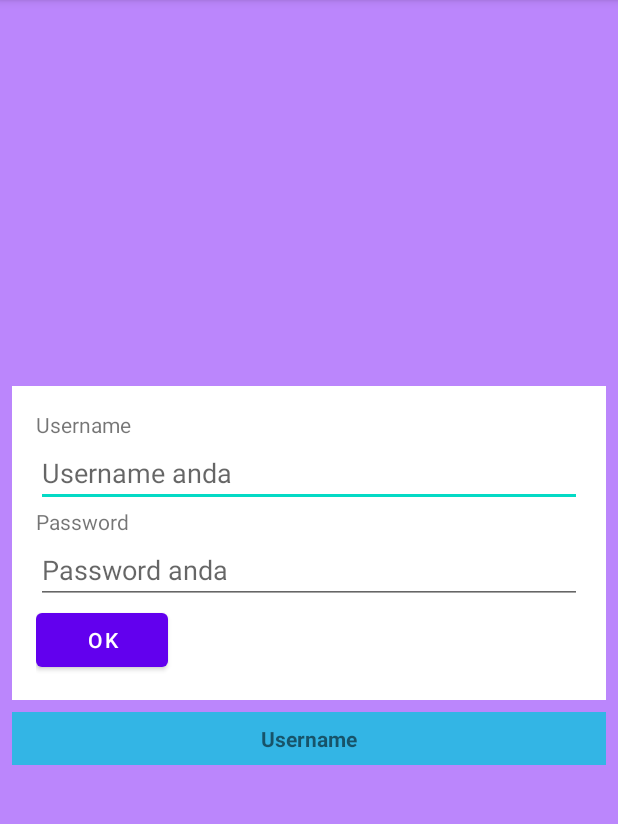
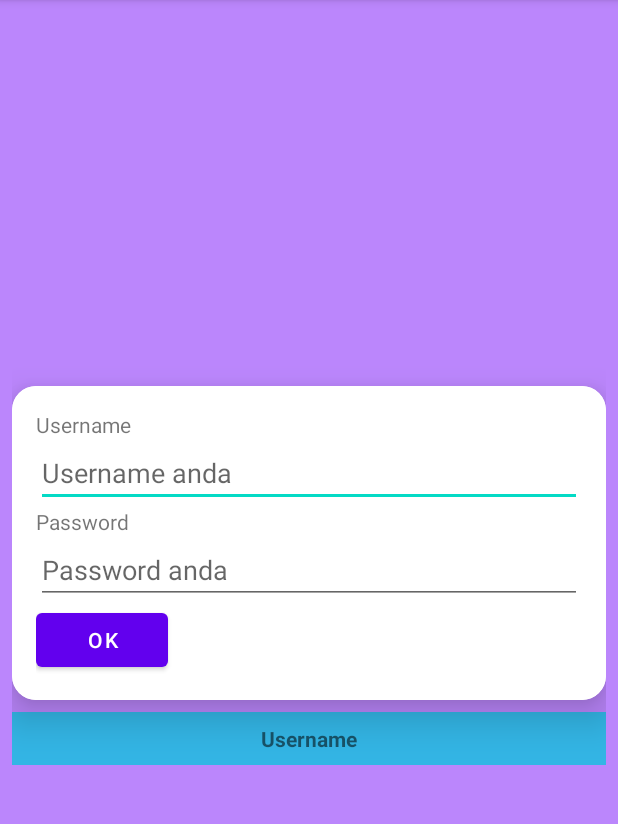
Before and after one commit to pengdst/BP2-SI03-materi-praktikum-basic, an Android app: the screen it shows after launch (MainActivity), on a phone screen of 412 x 824 dp, the part 84-908 px from its top. Run offline under Robolectric (Android 15) with nearby library versions, the phone set to English and light mode, and no system bars.

Commit message:
add cardview

```diff
--- a/app/src/main/res/layout/activity_main.xml
+++ b/app/src/main/res/layout/activity_main.xml
@@ -1,7 +1,7 @@
 <?xml version="1.0" encoding="utf-8"?>
-<LinearLayout
-    xmlns:tools="http://schemas.android.com/tools"
+<LinearLayout xmlns:tools="http://schemas.android.com/tools"
     xmlns:android="http://schemas.android.com/apk/res/android"
+    xmlns:app="http://schemas.android.com/apk/res-auto"
     android:layout_width="match_parent"
     android:layout_height="match_parent"
     android:background="@color/purple_200"
@@ -9,6 +9,12 @@
     android:padding="8dp"
     android:gravity="center"
     tools:context=".MainActivity">
+
+    <androidx.cardview.widget.CardView
+        android:layout_width="match_parent"
+        android:layout_height="wrap_content"
+        app:cardCornerRadius="16dp"
+        app:cardElevation="16dp">
 
         <LinearLayout
             android:layout_width="match_parent"
@@ -46,6 +52,8 @@
 
         </LinearLayout>
 
+    </androidx.cardview.widget.CardView>
+
     <LinearLayout
         android:layout_width="match_parent"
         android:layout_height="wrap_content"
```
Lines whose indentation alone changed are shown as unchanged.
